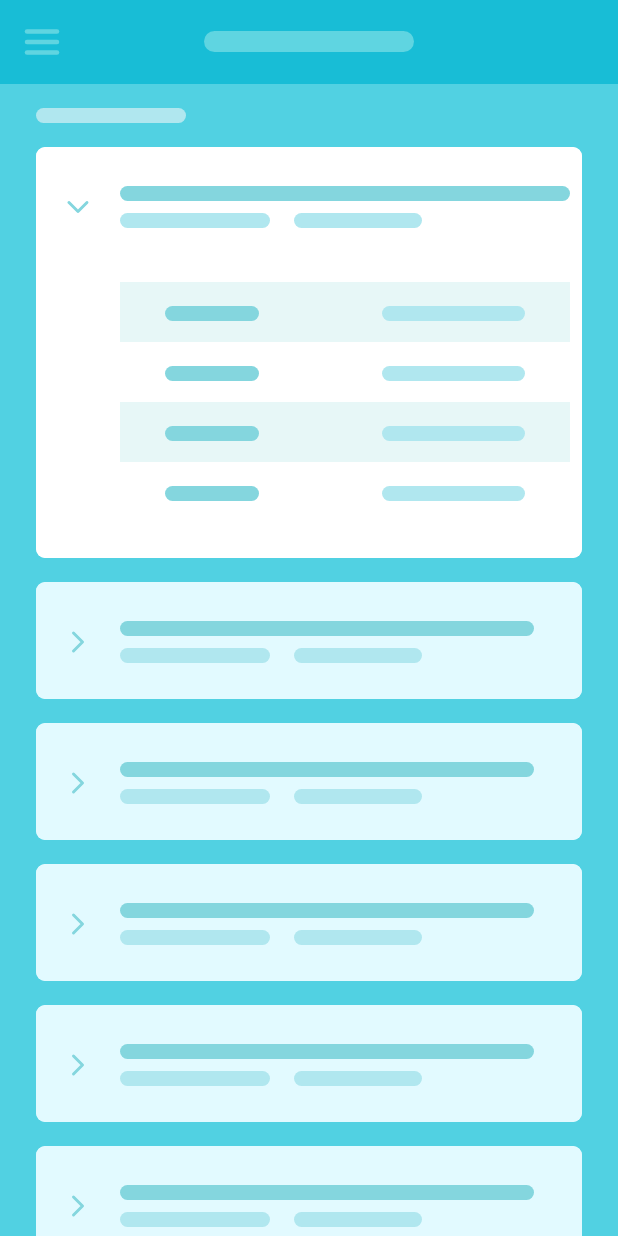
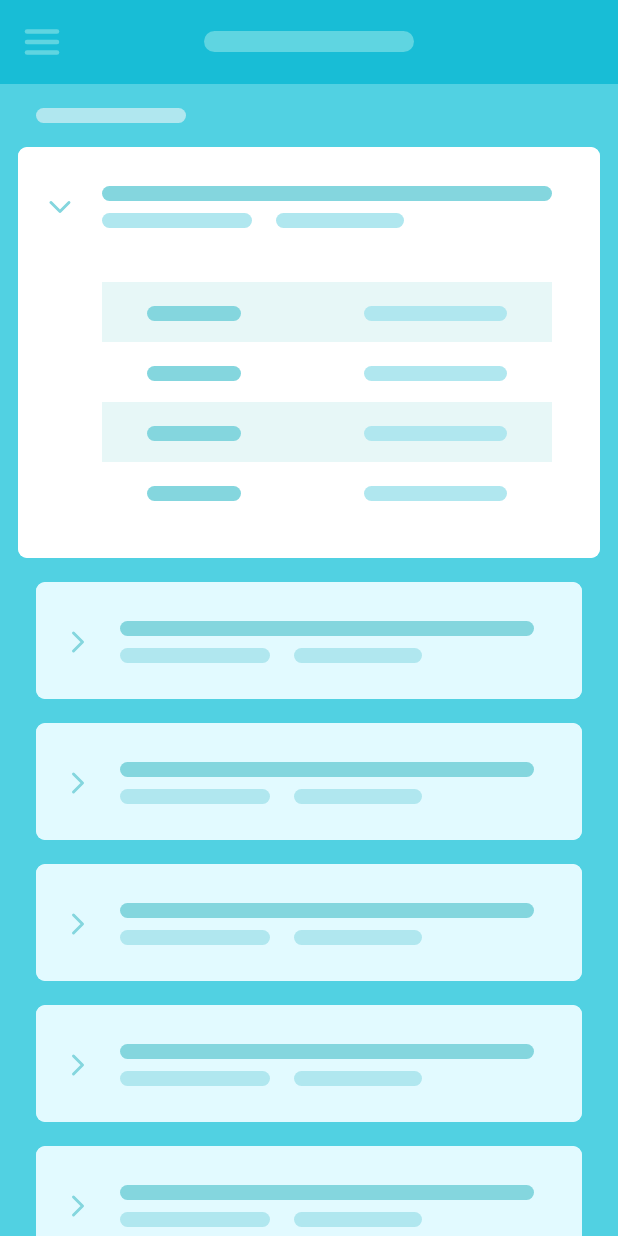
Before and after one commit to skwig/Android-List-Paging-Playground, an Android app: the screen it shows after launch (MainActivity), after a tap on an icon or button, on a phone screen of 412 x 824 dp. Run offline under Robolectric (Android 15) with nearby library versions, the phone set to English and light mode, and no system bars; plain views replace FiltersLayout, FiltersMotionLayout.

Commit message:
minor simplification

```diff
--- a/app/src/main/java/sk/skwig/pagingtest/MainListAdapter.kt
+++ b/app/src/main/java/sk/skwig/pagingtest/MainListAdapter.kt
@@ -14,7 +14,6 @@ import androidx.core.view.isVisible
 import androidx.recyclerview.widget.LinearLayoutManager
 import androidx.recyclerview.widget.RecyclerView
 import java.util.*
-import kotlin.random.Random
 
 /** List Model. A sample model that only contains id */
 
@@ -41,7 +40,7 @@ class MainListAdapter(context: Context) : RecyclerView.Adapter<MainListAdapter.L
     private val inflater: LayoutInflater = LayoutInflater.from(context)
 
     private lateinit var recyclerView: RecyclerView
-    private var expandedItemModel: ListItemModel? = null
+    private var expandedModel: ListItemModel? = null
     private var isScaledDown = false
 
     ///////////////////////////////////////////////////////////////////////////
@@ -61,32 +60,32 @@ class MainListAdapter(context: Context) : RecyclerView.Adapter<MainListAdapter.L
     override fun onBindViewHolder(holder: ListViewHolder, position: Int) {
         val model = data[position]
 
-        expandItem(holder, model == expandedItemModel, animate = false)
+        expandItem(holder, model == expandedModel, animate = false)
         scaleDownItem(holder, position, isScaledDown)
 
         val isFirstInGroup = data.getOrNull(position - 1)?.groupId != data[position].groupId
-        holder.header.visibility = if(isFirstInGroup) View.VISIBLE else View.GONE // TODO: gone
+        holder.header.visibility = if (isFirstInGroup) View.VISIBLE else View.GONE // TODO: gone
         holder.cardContainer.setOnClickListener {
-            if (expandedItemModel == null) {
+            if (expandedModel == null) {
 
                 // expand clicked view
                 expandItem(holder, expand = true, animate = true)
-                expandedItemModel = model
-            } else if (expandedItemModel == model) {
+                expandedModel = model
+            } else if (expandedModel == model) {
 
                 // collapse clicked view
                 expandItem(holder, expand = false, animate = true)
-                expandedItemModel = null
+                expandedModel = null
             } else {
 
                 // collapse previously expanded view
-                val expandedModelPosition = data.indexOf(expandedItemModel!!)
+                val expandedModelPosition = data.indexOf(expandedModel!!)
                 val oldViewHolder = recyclerView.findViewHolderForAdapterPosition(expandedModelPosition) as? ListViewHolder
                 if (oldViewHolder != null) expandItem(oldViewHolder, expand = false, animate = true)
 
                 // expand clicked view
                 expandItem(holder, expand = true, animate = true)
-                expandedItemModel = model
+                expandedModel = model
             }
         }
     }
@@ -134,11 +133,9 @@ class MainListAdapter(context: Context) : RecyclerView.Adapter<MainListAdapter.L
 
     private fun setExpandProgress(holder: ListViewHolder, progress: Float) {
         if (expandedHeight > 0 && originalHeight > 0) {
-            holder.cardContainer.layoutParams.height =
-                (originalHeight + (expandedHeight - originalHeight) * progress).toInt()
+            holder.cardContainer.layoutParams.height = (originalHeight + (expandedHeight - originalHeight) * progress).toInt()
         }
-        holder.cardContainer.layoutParams.width =
-            (originalWidth + (expandedWidth - originalWidth) * progress).toInt()
+        holder.cardContainer.layoutParams.width = (originalWidth + (expandedWidth - originalWidth) * progress).toInt()
 
         holder.cardContainer.setBackgroundColor(blendColors(originalBg, expandedBg, progress))
         holder.cardContainer.requestLayout()
@@ -156,8 +153,7 @@ class MainListAdapter(context: Context) : RecyclerView.Adapter<MainListAdapter.L
     fun getScaleDownAnimator(isScaledDown: Boolean): ValueAnimator {
         val lm = recyclerView.layoutManager as LinearLayoutManager
 
-        val animator = getValueAnimator(
-            isScaledDown,
+        val animator = getValueAnimator(isScaledDown,
             duration = 300L, interpolator = AccelerateDecelerateInterpolator()
         ) { progress ->
 
@@ -181,7 +177,7 @@ class MainListAdapter(context: Context) : RecyclerView.Adapter<MainListAdapter.L
     }
 
     private fun setScaleDownProgress(holder: ListViewHolder, position: Int, progress: Float) {
-        val itemExpanded = position >= 0 && data[position] == expandedItemModel
+        val itemExpanded = position >= 0 && data[position] == expandedModel
         holder.cardContainer.layoutParams.apply {
             width = ((if (itemExpanded) expandedWidth else originalWidth) * (1 - 0.1f * progress)).toInt()
             height = ((if (itemExpanded) expandedHeight else originalHeight) * (1 - 0.1f * progress)).toInt()
@@ -199,7 +195,8 @@ class MainListAdapter(context: Context) : RecyclerView.Adapter<MainListAdapter.L
             (listItemVerticalPadding * (1 - 0.2f * progress)).toInt()
         )
 
-        holder.listItemFg.alpha = progress
+        // TODO: do the color change with elevation instead (on dark mode)
+//        holder.listItemFg.alpha = progress
     }
 
     /** Convenience method for calling from onBindViewHolder */
@@ -217,6 +214,5 @@ class MainListAdapter(context: Context) : RecyclerView.Adapter<MainListAdapter.L
         val chevron: View by bindView(R.id.chevron)
         val cardContainer: View by bindView(R.id.card_container)
         val scaleContainer: View by bindView(R.id.scale_container)
-        val listItemFg: View by bindView(R.id.list_item_fg)
     }
 }
--- a/app/src/main/res/layout/item_list.xml
+++ b/app/src/main/res/layout/item_list.xml
@@ -8,24 +8,25 @@ too. layout_gravity="center_horizontal" is a lot simpler.
     xmlns:tools="http://schemas.android.com/tools"
     android:id="@+id/root_layout"
     android:layout_width="match_parent"
-    android:layout_height="wrap_content">
+    android:layout_height="wrap_content"
+    >
 
     <View
         android:id="@+id/header"
         android:layout_width="100dp"
         android:layout_height="10dp"
-
+        android:layout_marginStart="24dp"
         android:layout_marginTop="16dp"
         android:background="@drawable/ic_pill"
         android:backgroundTint="@color/subtitle_color"
         android:visibility="gone"
-        app:layout_constraintStart_toStartOf="@id/card"
+        app:layout_constraintStart_toStartOf="parent"
         app:layout_constraintTop_toTopOf="parent"
         tools:visibility="visible" />
 
     <androidx.cardview.widget.CardView
         android:id="@+id/card"
-        android:layout_width="0dp"
+        android:layout_width="wrap_content"
         android:layout_height="wrap_content"
         android:layout_marginStart="24dp"
         android:layout_marginTop="16dp"
@@ -253,15 +254,6 @@ too. layout_gravity="center_horizontal" is a lot simpler.
                     </LinearLayout>
                 </LinearLayout>
             </RelativeLayout>
-
-            <View
-                android:id="@+id/list_item_fg"
-                android:layout_width="match_parent"
-                android:layout_height="match_parent"
-                android:alpha="0"
-                android:background="@color/list_item_fg"
-                android:visibility="visible"
-                tools:visibility="gone" />
         </FrameLayout>
     </androidx.cardview.widget.CardView>
 </androidx.constraintlayout.widget.ConstraintLayout>
```
